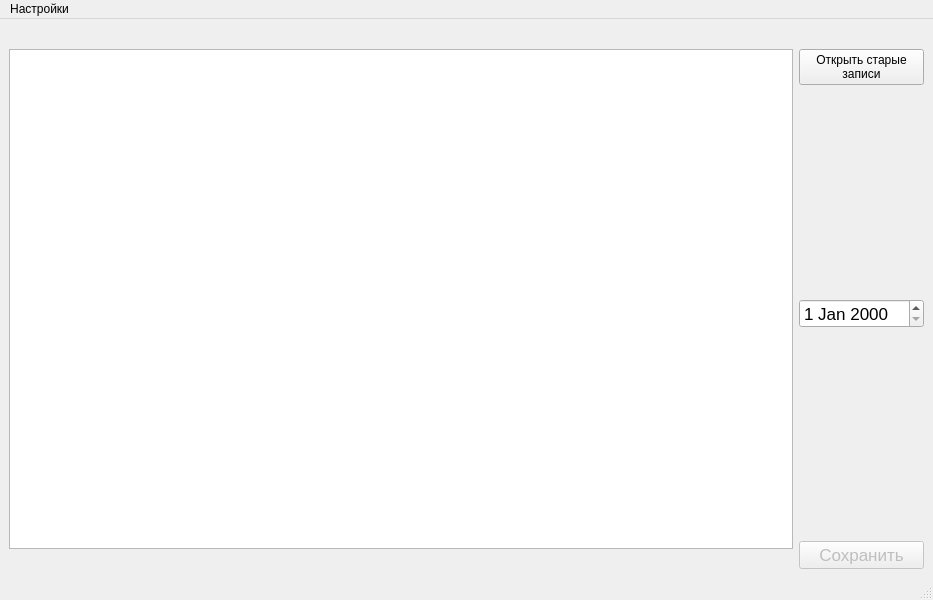
Before: the Qt Designer form Diary/diarywidget.ui in EvgenyMetelkin/PerfectLive, drawn with Qt 5.
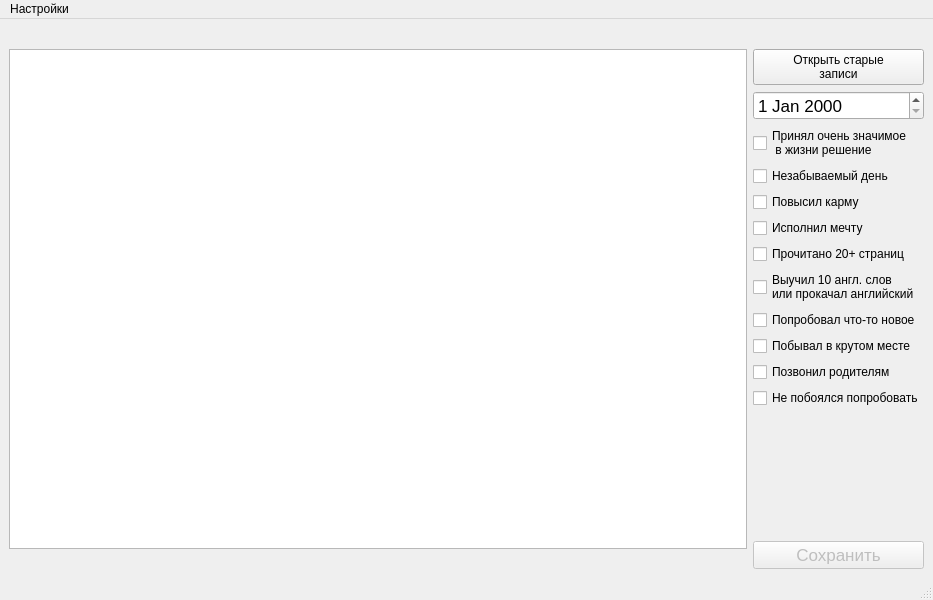
After: the same form once the commit is applied.

```diff
--- a/Diary/diarywidget.ui
+++ b/Diary/diarywidget.ui
@@ -64,19 +64,6 @@
           </property>
          </widget>
         </item>
-        <item>
-         <spacer name="verticalSpacer_2">
-          <property name="orientation">
-           <enum>Qt::Vertical</enum>
-          </property>
-          <property name="sizeHint" stdset="0">
-           <size>
-            <width>20</width>
-            <height>40</height>
-           </size>
-          </property>
-         </spacer>
-        </item>
         <item>
          <widget class="QDateEdit" name="Date">
           <property name="font">
@@ -86,6 +73,83 @@
           </property>
          </widget>
         </item>
+        <item>
+         <widget class="QCheckBox" name="chbImportantChoice">
+          <property name="text">
+           <string>Принял очень значимое 
+ в жизни решение</string>
+          </property>
+         </widget>
+        </item>
+        <item>
+         <widget class="QCheckBox" name="chbImportantDay">
+          <property name="text">
+           <string>Незабываемый день</string>
+          </property>
+         </widget>
+        </item>
+        <item>
+         <widget class="QCheckBox" name="chbIncreaseKarma">
+          <property name="text">
+           <string>Повысил карму </string>
+          </property>
+         </widget>
+        </item>
+        <item>
+         <widget class="QCheckBox" name="chbDoneGoal">
+          <property name="text">
+           <string>Исполнил мечту</string>
+          </property>
+         </widget>
+        </item>
+        <item>
+         <widget class="QCheckBox" name="chbReadBook">
+          <property name="text">
+           <string>Прочитано 20+ страниц</string>
+          </property>
+         </widget>
+        </item>
+        <item>
+         <widget class="QCheckBox" name="chbLearnInglish">
+          <property name="text">
+           <string>Выучил 10 англ. слов
+или прокачал английский</string>
+          </property>
+         </widget>
+        </item>
+        <item>
+         <widget class="QCheckBox" name="chbTriedSomethingNew">
+          <property name="text">
+           <string>Попробовал что-то новое</string>
+          </property>
+         </widget>
+        </item>
+        <item>
+         <widget class="QCheckBox" name="chbVisiteCoolPlace">
+          <property name="text">
+           <string>Побывал в крутом месте</string>
+          </property>
+         </widget>
+        </item>
+        <item>
+         <widget class="QCheckBox" name="chbCallMomAndDad">
+          <property name="text">
+           <string>Позвонил родителям</string>
+          </property>
+         </widget>
+        </item>
+        <item>
+         <widget class="QCheckBox" name="chbDoNotAfraidTry">
+          <property name="font">
+           <font>
+            <pointsize>9</pointsize>
+           </font>
+          </property>
+          <property name="text">
+           <string>Не побоялся попробовать</string>
+          </property>
+         </widget>
+        </item>
         <item>
          <spacer name="verticalSpacer">
           <property name="orientation">
```
